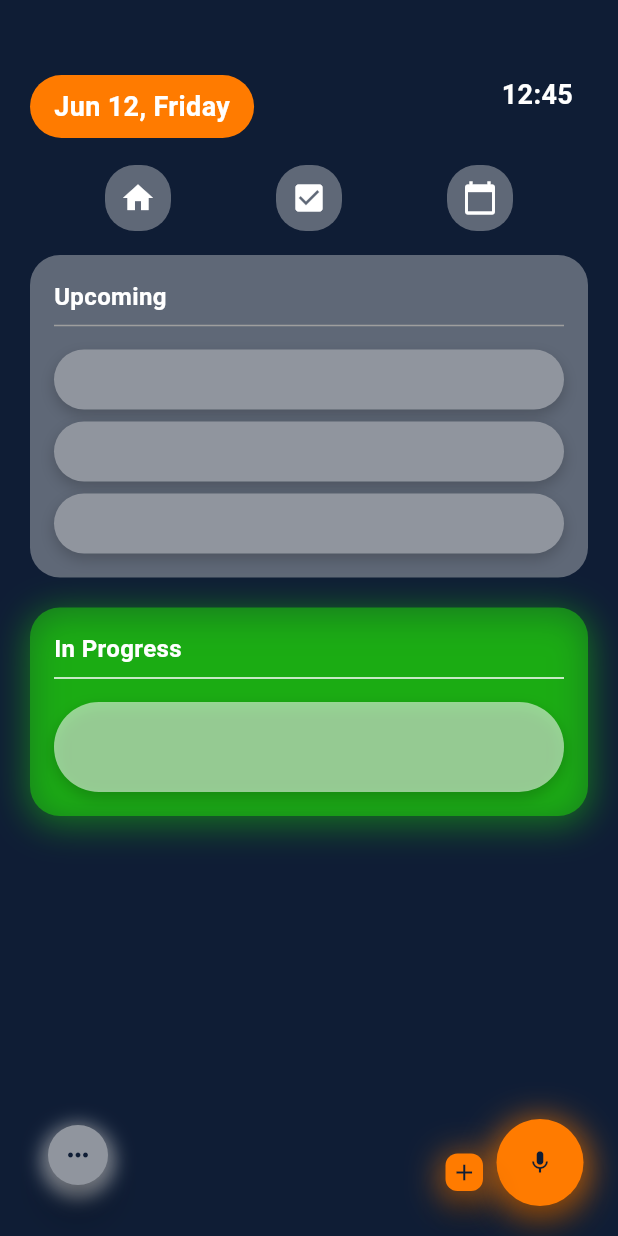
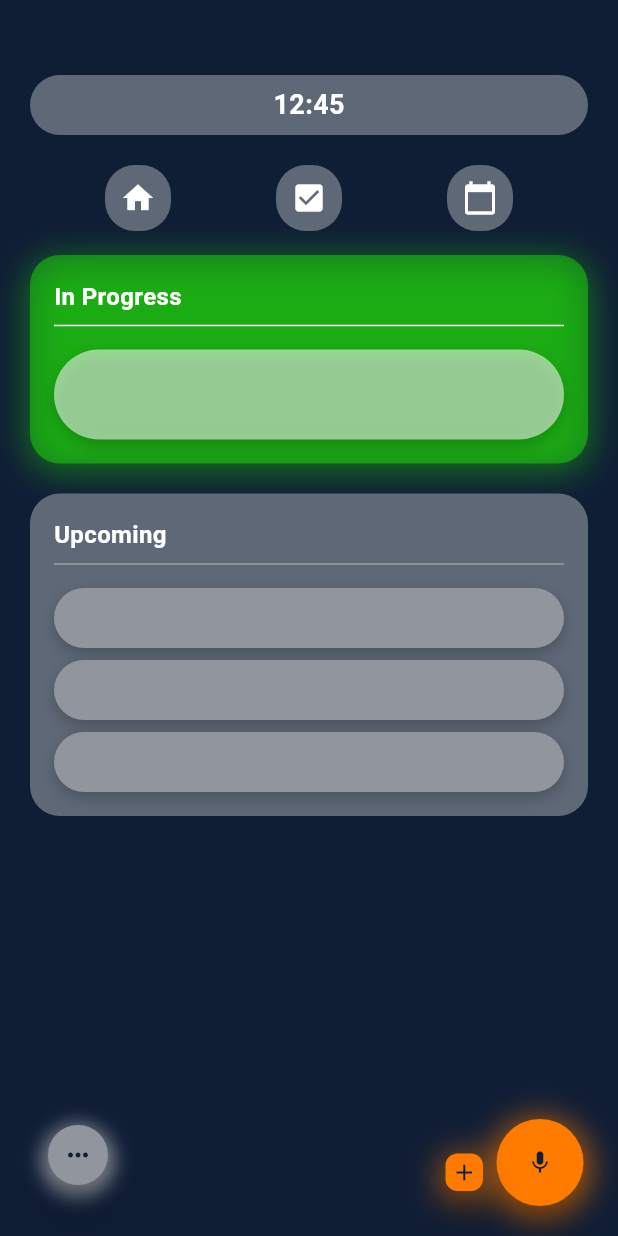
Before and after one commit to Pva123/Coeus-AI, a Flutter app: the screen it shows after launch, on a phone screen of 412 x 824 dp. Run offline on Flutter 3.47's test engine with Material 3 defaults, Android fonts, the light colour scheme and no system bars.

Commit message:
Progrees bar updates, and clock and top bar corrected

```diff
--- a/iphone_v01/lib/Home Page/home.dart
+++ b/iphone_v01/lib/Home Page/home.dart
@@ -14,25 +14,16 @@ class HomePage extends StatelessWidget {
           Positioned(
             top: 50,
             left: 20,
+            right: 20, // Ensure the bar spans the width of the screen with some padding
             child: Container(
-              padding: EdgeInsets.symmetric(horizontal: 16, vertical: 8),
+              width: double.infinity, // Ensures the container takes the full width
+              height: 40, // Set a fixed height for the container
+              padding: EdgeInsets.symmetric(horizontal: 16),
               decoration: BoxDecoration(
-                color: Color.fromARGB(255, 255, 123, 0),
-                borderRadius: BorderRadius.circular(30),
+                color: Color.fromARGB(255, 95, 104, 119),
+                borderRadius: BorderRadius.circular(30), // Higher value for more rounded corners
               ),
-              child: Text(
-                'Jun 12, Friday',
-                style: TextStyle(
-                  color: Colors.white,
-                  fontSize: 18,
-                  fontWeight: FontWeight.bold,
-                ),
-              ),
-            ),
-          ),
-          Positioned(
-            top: 50,
-            right: 30,
+              child: Center(
                 child: Text(
                   '12:45',
                   style: TextStyle(
@@ -41,7 +32,51 @@ class HomePage extends StatelessWidget {
                     fontWeight: FontWeight.bold,
                   ),
                 ),
+              )
             ),
+          ),
+
+
+          // Positioned(
+          //   top: 50,
+          //   left: 20,
+          //   right: 20, // Ensure the bar spans the width of the screen with some padding
+          //   child: Container(
+          //     width: double.infinity, // Ensures the container takes the full width
+          //     height: 60, // Adjusted height to accommodate both time and date
+          //     padding: EdgeInsets.symmetric(horizontal: 16),
+          //     decoration: BoxDecoration(
+          //       color: Color.fromARGB(255, 95, 104, 119),
+          //       borderRadius: BorderRadius.circular(30), // Higher value for more rounded corners
+          //     ),
+          //     child: Center(
+          //       child: Column(
+          //         mainAxisAlignment: MainAxisAlignment.center,
+          //         children: [
+          //           Text(
+          //             DateFormat('HH:mm').format(DateTime.now()), // Display current time
+          //             style: TextStyle(
+          //               color: Colors.white,
+          //               fontSize: 18,
+          //               fontWeight: FontWeight.bold,
+          //             ),
+          //           ),
+          //           SizedBox(height: 4), // Space between time and date
+          //           Text(
+          //             DateFormat('EEE, MMM d').format(DateTime.now()), // Display current date
+          //             style: TextStyle(
+          //               color: Colors.white70,
+          //               fontSize: 12,
+          //             ),
+          //           ),
+          //         ],
+          //       ),
+          //     ),
+          //   ),
+          // ),
+
+
+
 
           // Navigation Tabs
 
@@ -98,6 +133,59 @@ class HomePage extends StatelessWidget {
               crossAxisAlignment: CrossAxisAlignment.start,
               children: [
 
+                // In-Progress Tasks
+
+                Container(
+                  margin: EdgeInsets.only(bottom: 20),
+                  padding: EdgeInsets.all(16),
+                  decoration: BoxDecoration(
+                    color: Color.fromARGB(100, 34, 255, 0),
+                    borderRadius: BorderRadius.circular(20),
+                    boxShadow: [
+                      BoxShadow(
+                      color: Color.fromARGB(100, 34, 255, 0), // 51 is approximately 20% of 255, for similar 20% opacity
+                      blurRadius: 20.0,
+                      spreadRadius: 1.0,
+                      offset: Offset(0, 4),
+                     ),
+                    ],
+                  ),
+                  child: Column(
+                    crossAxisAlignment: CrossAxisAlignment.start,
+                    children: [
+                      Text(
+                        'In Progress',
+                        style: TextStyle(
+                          color: Colors.white,
+                          fontSize: 16,
+                          fontWeight: FontWeight.bold,
+                        ),
+                      ),
+                      Divider(color: const Color.fromARGB(255, 255, 255, 255)), // Divider
+                      SizedBox(height: 8),
+
+                      // Placeholder for in progress items
+                      Container(
+                        height: 60,
+                        decoration: BoxDecoration(
+                        borderRadius: BorderRadius.circular(30),
+                        color: Color.fromARGB(139, 255, 255, 255),
+                        boxShadow: [
+                          BoxShadow(
+                            color: Colors.black.withOpacity(0.2), // Shadow color with opacity
+                            offset: Offset(0, 4), // Horizontal and vertical offset
+                            blurRadius: 8.0, // Blur radius
+                            spreadRadius: 0, // Spread radius
+                          ),
+                        ],
+                        ),
+                      ),
+
+                    ],
+                  ),
+                ),
+
+
                 // Upcoming Tasks
                 Container(
                   margin: EdgeInsets.only(bottom: 20),
@@ -119,6 +207,8 @@ class HomePage extends StatelessWidget {
                       ),
                       Divider(color: Colors.grey), // Divider
                       SizedBox(height: 8),
+
+
 
 
                       // Placeholder for upcoming items
@@ -173,57 +263,7 @@ class HomePage extends StatelessWidget {
                   ),
                 ),
 
-                // In-Progress Tasks
 
-                Container(
-                  margin: EdgeInsets.only(bottom: 20),
-                  padding: EdgeInsets.all(16),
-                  decoration: BoxDecoration(
-                    color: Color.fromARGB(100, 34, 255, 0),
-                    borderRadius: BorderRadius.circular(20),
-                    boxShadow: [
-                      BoxShadow(
-                      color: Color.fromARGB(100, 34, 255, 0), // 51 is approximately 20% of 255, for similar 20% opacity
-                      blurRadius: 20.0,
-                      spreadRadius: 1.0,
-                      offset: Offset(0, 4),
-                     ),
-                    ],
-                  ),
-                  child: Column(
-                    crossAxisAlignment: CrossAxisAlignment.start,
-                    children: [
-                      Text(
-                        'In Progress',
-                        style: TextStyle(
-                          color: Colors.white,
-                          fontSize: 16,
-                          fontWeight: FontWeight.bold,
-                        ),
-                      ),
-                      Divider(color: const Color.fromARGB(255, 255, 255, 255)), // Divider
-                      SizedBox(height: 8),
-
-                      // Placeholder for in progress items
-                      Container(
-                        height: 60,
-                        decoration: BoxDecoration(
-                        borderRadius: BorderRadius.circular(30),
-                        color: Color.fromARGB(139, 255, 255, 255),
-                        boxShadow: [
-                          BoxShadow(
-                            color: Colors.black.withOpacity(0.2), // Shadow color with opacity
-                            offset: Offset(0, 4), // Horizontal and vertical offset
-                            blurRadius: 8.0, // Blur radius
-                            spreadRadius: 0, // Spread radius
-                          ),
-                        ],
-                        ),
-                      ),
-
-                    ],
-                  ),
-                ),
 
               ],
             ),
```
Also changed, not shown: 1 other file. Lines whose indentation alone changed are shown as unchanged.
